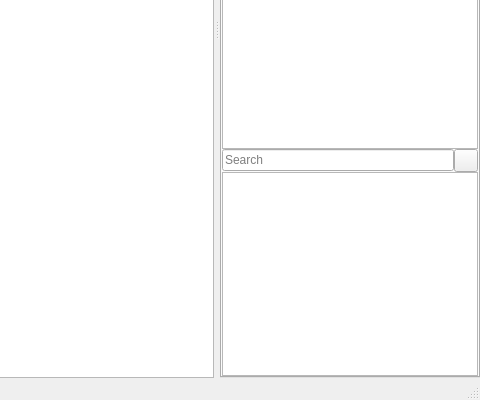
Above: mapeditor/mainwindow.ui from vcmi/vcmi before the change; both pictures show x 544 to 1024 and y 368 to 768 of the 1024 by 768 pixel window. Below: the same form after it.
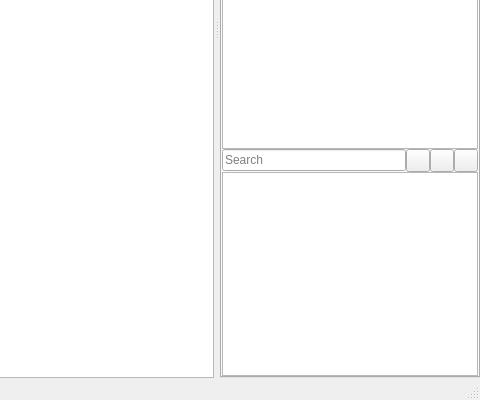
That is the form after the change. The open tabs and pages were chosen to show the change. Custom widgets are drawn as their Qt base class.

Commit message: map editor: buttons to change object browser icon size

What changed in the file:
```diff
--- a/mapeditor/mainwindow.ui
+++ b/mapeditor/mainwindow.ui
@@ -350,6 +350,20 @@
              </property>
             </widget>
            </item>
+           <item>
+            <widget class="QToolButton" name="zoomOutButton">
+             <property name="toolTip">
+              <string>Smaller icons</string>
+             </property>
+            </widget>
+           </item>
+           <item>
+            <widget class="QToolButton" name="zoomInButton">
+             <property name="toolTip">
+              <string>Larger icons</string>
+             </property>
+            </widget>
+           </item>
            <item>
             <widget class="QToolButton" name="viewModeButton">
              <property name="toolTip">
```
The commit also changes 4 other files.
